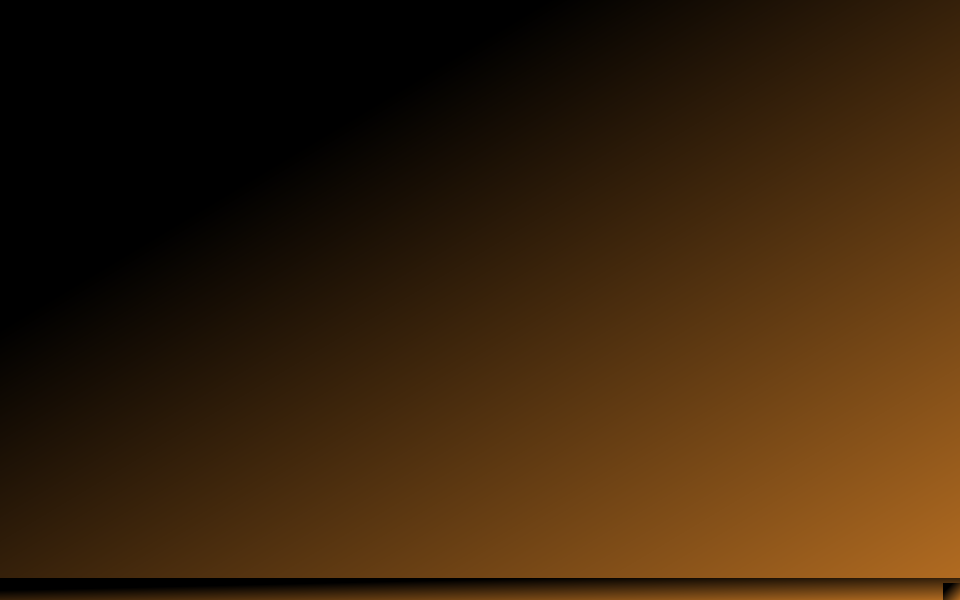
First picture: the form in messenger1/app.ui, repository Lucimad007/Messenger_sprites_6, before the edit.
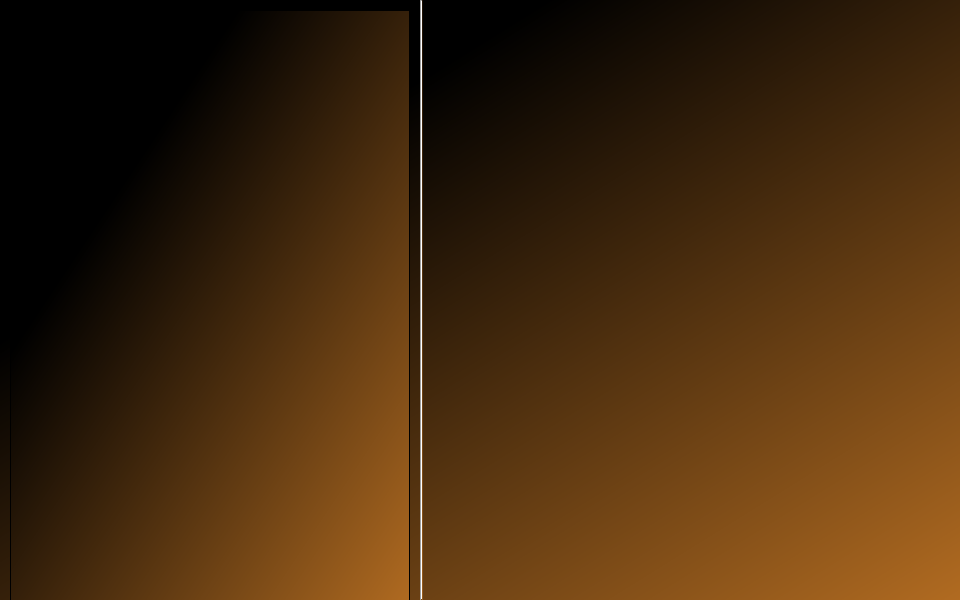
Second picture: the form after the edit.

Commit message: App class : scrollbar for chat prototypes

```diff
--- a/messenger1/app.ui
+++ b/messenger1/app.ui
@@ -16,7 +16,47 @@
   <property name="styleSheet">
    <string notr="true">background-color: qlineargradient(spread:pad, x1:0, y1:0, x2:1, y2:1, stop:0.284091 rgba(0, 0, 0, 255), stop:1 rgba(177, 107, 33, 255));</string>
   </property>
-  <widget class="QWidget" name="centralwidget"/>
+  <widget class="QWidget" name="centralwidget">
+   <widget class="Line" name="midLine">
+    <property name="geometry">
+     <rect>
+      <x>420</x>
+      <y>0</y>
+      <width>3</width>
+      <height>600</height>
+     </rect>
+    </property>
+    <property name="orientation">
+     <enum>Qt::Vertical</enum>
+    </property>
+   </widget>
+   <widget class="QScrollArea" name="chatPrototypeScroll">
+    <property name="geometry">
+     <rect>
+      <x>10</x>
+      <y>10</y>
+      <width>400</width>
+      <height>600</height>
+     </rect>
+    </property>
+    <property name="styleSheet">
+     <string notr="true"/>
+    </property>
+    <property name="widgetResizable">
+     <bool>true</bool>
+    </property>
+    <widget class="QWidget" name="scrollAreaWidgetContents">
+     <property name="geometry">
+      <rect>
+       <x>0</x>
+       <y>0</y>
+       <width>398</width>
+       <height>598</height>
+      </rect>
+     </property>
+    </widget>
+   </widget>
+  </widget>
   <widget class="QMenuBar" name="menubar">
    <property name="geometry">
     <rect>
@@ -27,7 +67,6 @@
     </rect>
    </property>
   </widget>
-  <widget class="QStatusBar" name="statusbar"/>
  </widget>
  <resources/>
  <connections/>
```
The commit also changes 3 other files.
